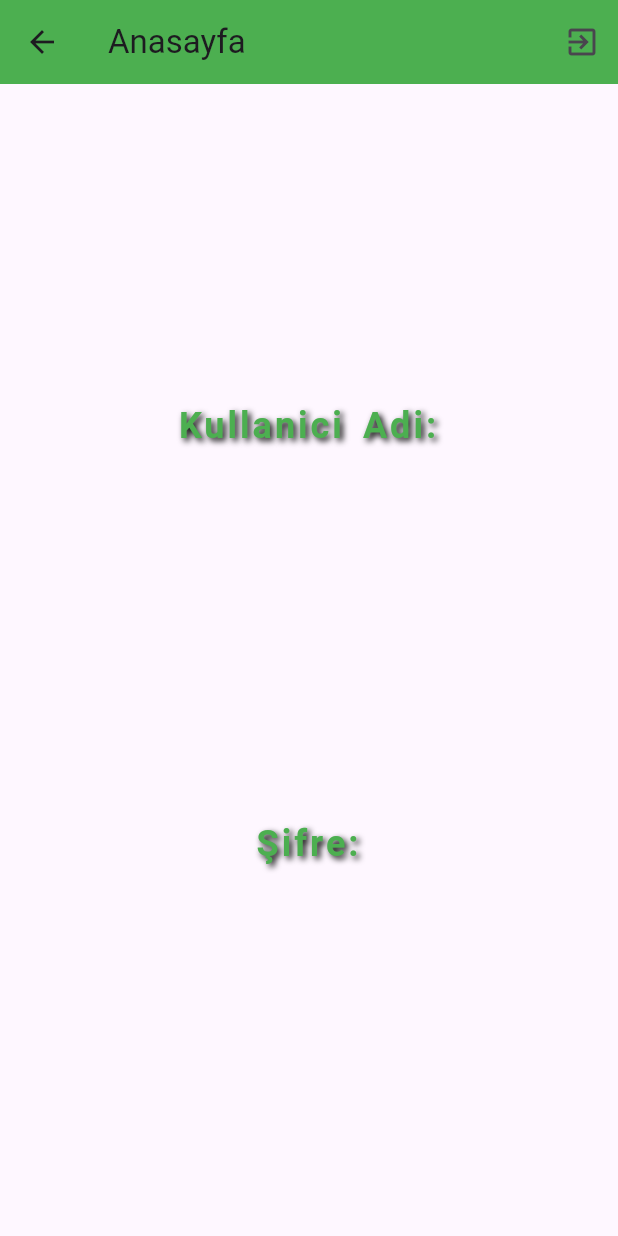
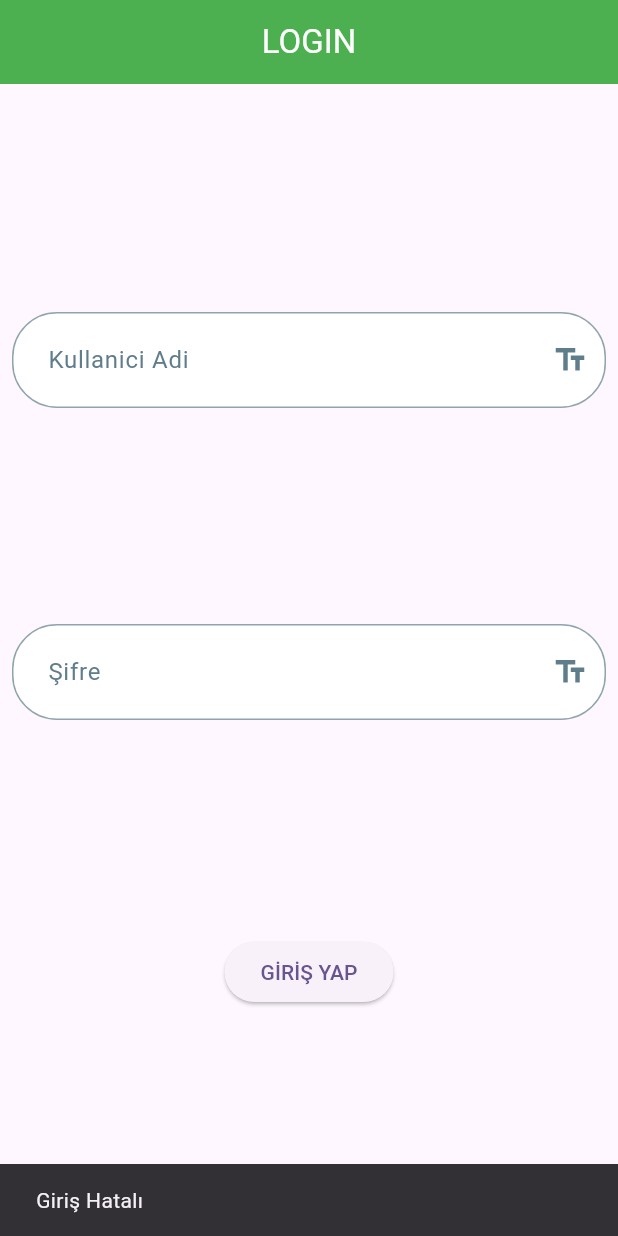
Before and after one commit to theplayernumberzero/FlutterExercise, a Flutter app: the screen it shows after launch, after a tap on "GİRİŞ YAP", on a phone screen of 412 x 824 dp. Run offline on Flutter 3.47's test engine with Material 3 defaults, Android fonts, the light colour scheme and no system bars; our stand-ins replace fluentui_icons, flutter_svg, shared_preferences.

Commit message:
Login Uygulamasi: Kodlama

```diff
--- a/login_uygulamasi/lib/LoginPage.dart
+++ b/login_uygulamasi/lib/LoginPage.dart
@@ -1,5 +1,6 @@
 import 'package:flutter/material.dart';
 import 'package:login_uygulamasi/Anasayfa.dart';
+import 'package:shared_preferences/shared_preferences.dart';
 
 class LoginPage extends StatefulWidget {
   const LoginPage({super.key});
@@ -12,14 +13,31 @@ class _LoginPageState extends State<LoginPage> {
   var tfKullaniciAdi = TextEditingController();
   var tfSifre = TextEditingController();
 
-  var scaffoldKey = GlobalKey<ScaffoldState>();
+  Future<void> girisKontrol() async{
+    var ka = tfKullaniciAdi.text;
+    var s = tfSifre.text;
+
+    //Geçerli kullanici adi ve şifre
+    if(ka == "admin" && s == "12345"){
+      var sp = await SharedPreferences.getInstance();
+
+      sp.setString("kullaniciAdi", ka);
+      sp.setString("sifre", s);
+
+      Navigator.pushReplacement(context, MaterialPageRoute(builder: (context) => Anasayfa()));
+
+    }else{
+      ScaffoldMessenger.of(context).showSnackBar(const SnackBar(content: Text('Giriş Hatalı'),));
+    }
+
+  }
+
   @override
   Widget build(BuildContext context) {
     return Scaffold(
-      key: scaffoldKey,
       appBar: AppBar(
         centerTitle: true,
-        title: Text(
+        title: const Text(
           "LOGIN",
           style: TextStyle(color: Colors.white,),
         ),
@@ -89,7 +107,7 @@ class _LoginPageState extends State<LoginPage> {
               ElevatedButton(
                 child: Text("GİRİŞ YAP"),
                 onPressed: () {
-                  Navigator.push(context, MaterialPageRoute(builder: (context) => Anasayfa()));
+                  girisKontrol();
                 },
               )
             ],
--- a/login_uygulamasi/lib/main.dart
+++ b/login_uygulamasi/lib/main.dart
@@ -1,5 +1,7 @@
 import 'package:flutter/material.dart';
+import 'package:login_uygulamasi/Anasayfa.dart';
 import 'package:login_uygulamasi/LoginPage.dart';
+import 'package:shared_preferences/shared_preferences.dart';
 
 void main() {
   runApp(const MyApp());
@@ -7,6 +9,19 @@ void main() {
 
 class MyApp extends StatelessWidget {
   const MyApp({super.key});
+
+  Future<bool> oturumKontrol() async{
+    var sp = await SharedPreferences.getInstance();
+
+    String spKullaniciAdi = sp.getString("kullaniciAdi") ?? "kullanici adi yok";
+    String spSifre = sp.getString("sifre") ?? "sifre yok";
+
+    if(spKullaniciAdi == "admin" && spSifre == "12345"){
+      return true;
+    }else{
+      return false;
+    }
+  }
 
   // This widget is the root of your application.
   @override
@@ -18,7 +33,17 @@ class MyApp extends StatelessWidget {
         colorScheme: ColorScheme.fromSeed(seedColor: Colors.deepPurple),
         useMaterial3: true,
       ),
-      home: LoginPage(),
+      home: FutureBuilder<bool>(
+        future: oturumKontrol(),
+        builder: (context, snapshot){
+          if(snapshot.hasData){
+            bool gecisIzni = snapshot.data!;
+            return gecisIzni ? Anasayfa() : LoginPage();
+          }else{  //Veri gelene kadar bos tasarim gozukecek
+            return Container();
+          }
+        },
+      ),
     );
   }
 }
```
Also changed, not shown: login_uygulamasi/lib/Anasayfa.dart (+38 -6 lines).
